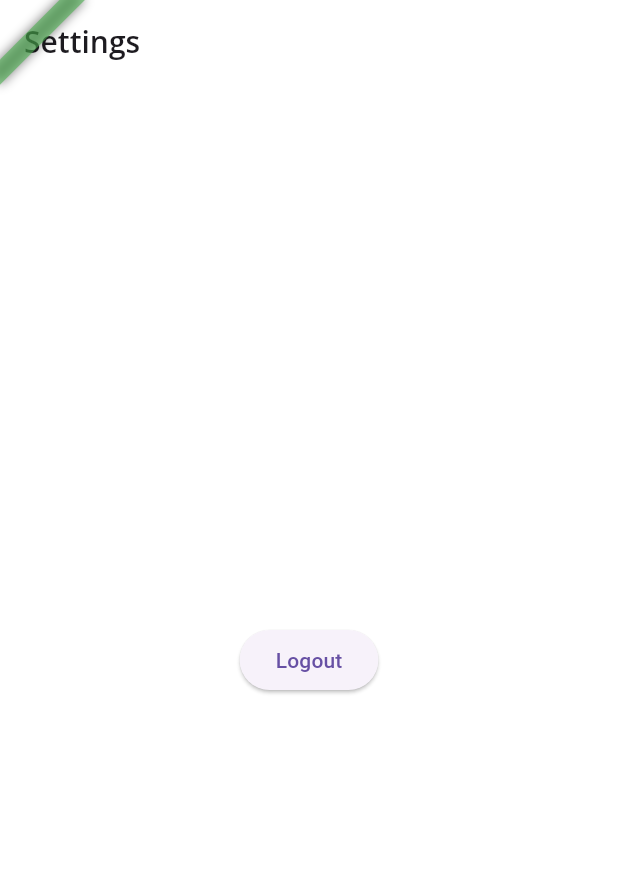
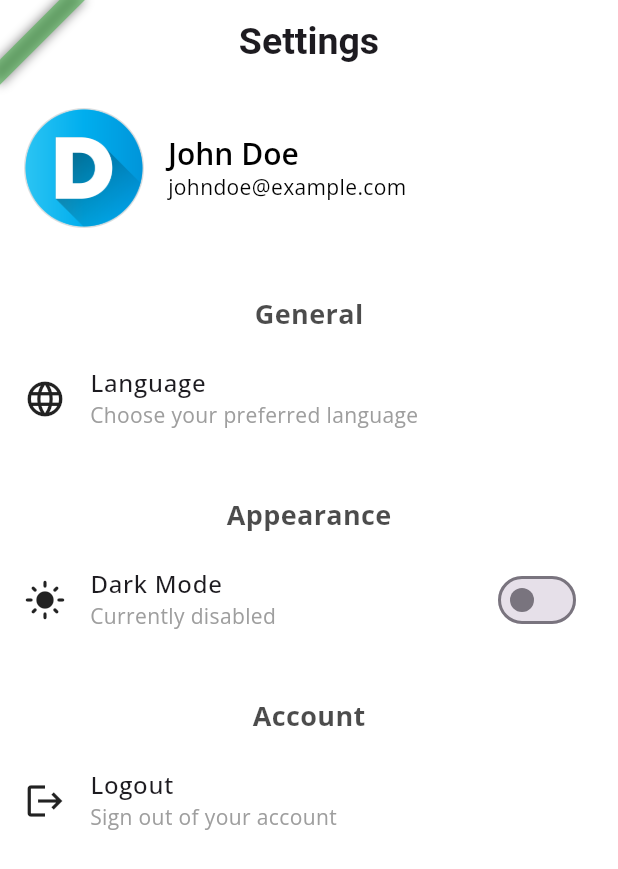
Before and after one commit to majharul-islam181/LRL-Shopping, a Flutter app: the SettingsPage screen opened directly, on a phone screen of 412 x 824 dp. Shown: the top 869 px of the screen. Run offline on Flutter 3.47's test engine with Material 3 defaults, Android fonts, the phone set to English and light mode, and no system bars; our stand-ins replace dartz, dio, easy_localization, equatable, firebase_core, firebase_crashlytics and 5 more; accounts and stored records are empty; Roboto replaces fonts that are missing (Muli).

Commit message:
feat: theming & logout functionality

```diff
--- a/lib/app/app.dart
+++ b/lib/app/app.dart
@@ -1,6 +1,7 @@
 import 'package:flutter/material.dart';
 import 'package:easy_localization/easy_localization.dart' as el;
 import 'package:flutter_bloc/flutter_bloc.dart';
+import 'package:lrl_shopping/core/blocs/theme_cubit.dart';
 import 'package:lrl_shopping/feature/auth/presentation/pages/splash_page.dart';
 import '../core/theme/theme.dart';
 import '../feature/auth/presentation/cubit/login_cubit.dart';
@@ -20,8 +21,13 @@
         BlocProvider<LoginCubit>(
           create: (_) => di.sl<LoginCubit>(),
         ),
+          BlocProvider<ThemeCubit>(
+          create: (_) => ThemeCubit(),
+        ),
       ],
-      child: Builder(
+      child: BlocBuilder<ThemeCubit, ThemeData>(
+        builder: (context, theme) {
+          return Builder(
               builder: (context) {
                 return Directionality(
                   textDirection: ui.TextDirection.ltr,
@@ -29,14 +35,16 @@
                     child: MaterialApp(
                       debugShowCheckedModeBanner: false,
                       title: Flavors.title,
-                theme: AppTheme.lightTheme,
-                darkTheme: AppTheme.darkTheme,
+                      theme: theme,
+                      // darkTheme: AppTheme.darkTheme,
                       locale: context.locale,
                       supportedLocales: context.supportedLocales,
                       localizationsDelegates: context.localizationDelegates,
                       home: const SplashScreen(),
                     ),
                   ),
+                );
+              },
             );
         },
       ),
--- /dev/null
+++ b/lib/core/blocs/theme_cubit.dart
@@ -0,0 +1,27 @@
+import 'package:flutter/material.dart';
+import 'package:flutter_bloc/flutter_bloc.dart';
+import 'package:lrl_shopping/core/theme/theme.dart';
+import 'package:shared_preferences/shared_preferences.dart';
+
+
+class ThemeCubit extends Cubit<ThemeData> {
+  ThemeCubit() : super(AppTheme.lightTheme) {
+    _loadTheme();
+  }
+
+  /// Loads theme preference from SharedPreferences
+  Future<void> _loadTheme() async {
+    final prefs = await SharedPreferences.getInstance();
+    bool isDarkMode = prefs.getBool("isDarkMode") ?? false;
+    emit(isDarkMode ? AppTheme.darkTheme : AppTheme.lightTheme);
+  }
+
+  /// Toggles theme and saves preference
+  Future<void> toggleTheme() async {
+    final prefs = await SharedPreferences.getInstance();
+    bool isDarkMode = state.brightness == Brightness.dark;
+    ThemeData newTheme = isDarkMode ? AppTheme.lightTheme : AppTheme.darkTheme;
+    await prefs.setBool("isDarkMode", !isDarkMode);
+    emit(newTheme);
+  }
+}
--- a/lib/feature/home/presentation/pages/dashboard_page.dart
+++ b/lib/feature/home/presentation/pages/dashboard_page.dart
@@ -4,7 +4,7 @@
 import 'package:lrl_shopping/feature/auth/domain/entites/user.dart';
 
 class DashboardPage extends StatelessWidget {
-  final User user; // ✅ Receive user data from HomeBottomNavBar
+  final User user;
 
   const DashboardPage({super.key, required this.user});
 
@@ -18,7 +18,7 @@
           crossAxisAlignment: CrossAxisAlignment.start,
           children: [
             Text(
-              LocaleKeys.title.tr(), // ✅ Uses translation
+              LocaleKeys.title.tr(),
               style: const TextStyle(fontSize: 24, fontWeight: FontWeight.bold),
             ),
             const SizedBox(height: 10),
--- a/lib/feature/home/presentation/pages/setting_page.dart
+++ b/lib/feature/home/presentation/pages/setting_page.dart
@@ -1,19 +1,106 @@
 import 'package:flutter/material.dart';
+import 'package:flutter_bloc/flutter_bloc.dart';
 import 'package:easy_localization/easy_localization.dart';
-import 'package:flutter_bloc/flutter_bloc.dart';
+import 'package:google_fonts/google_fonts.dart';
 import 'package:lrl_shopping/feature/auth/presentation/cubit/login_cubit.dart';
+import 'package:lrl_shopping/feature/home/presentation/pages/widgets/setting_title.dart';
+import '../../../../core/blocs/theme_cubit.dart';
 
 class SettingsPage extends StatelessWidget {
   const SettingsPage({super.key});
-
   @override
   Widget build(BuildContext context) {
+    final iconColor = Theme.of(context).iconTheme.color;
     return Scaffold(
-      appBar: AppBar(title: Text("Settings".tr())),
-      body: Center(
-        child: ElevatedButton(
-          onPressed: () => context.read<LoginCubit>().logoutUser(),
-          child: const Text("Logout"),
+      appBar: AppBar(
+        title: Text(
+          "Settings".tr(),
+          style: GoogleFonts.roboto(fontSize: 25),
+        ),
+        centerTitle: true,
+        backgroundColor: Theme.of(context).appBarTheme.backgroundColor,
+      ),
+      body: Column(
+        children: [
+          Container(
+            padding: const EdgeInsets.all(16.0),
+            color: Theme.of(context).scaffoldBackgroundColor,
+            child: Row(
+              children: [
+                CircleAvatar(
+                  radius: 40,
+                  backgroundColor: Colors.grey.shade300,
+                  backgroundImage:
+                      const AssetImage("assets/icons/dev-icon.png"),
+                ),
+                const SizedBox(width: 16),
+                Column(
+                  crossAxisAlignment: CrossAxisAlignment.start,
+                  children: [
+                    Text("John Doe",
+                        style: Theme.of(context).textTheme.headlineMedium),
+                    Text("johndoe@example.com",
+                        style: Theme.of(context).textTheme.bodyMedium),
+                  ],
+                ),
+              ],
+            ),
+          ),
+          const SizedBox(height: 20),
+          _buildSectionTitle("General".tr(), context),
+          SettingsTile(
+            icon: Icons.language,
+            title: "Language".tr(),
+            subtitle: "Choose your preferred language".tr(),
+            onTap: () {},
+            iconColor: iconColor,
+          ),
+          const SizedBox(height: 20),
+          _buildSectionTitle("Appearance".tr(), context),
+          BlocBuilder<ThemeCubit, ThemeData>(
+            builder: (context, theme) {
+              return SettingsTile(
+                icon: theme.brightness == Brightness.dark
+                    ? Icons.dark_mode
+                    : Icons.light_mode,
+                title: "Dark Mode".tr(),
+                subtitle: theme.brightness == Brightness.dark
+                    ? "Currently enabled".tr()
+                    : "Currently disabled".tr(),
+                onTap: () => context.read<ThemeCubit>().toggleTheme(),
+                trailing: Switch(
+                  value: theme.brightness == Brightness.dark,
+                  onChanged: (value) {
+                    context.read<ThemeCubit>().toggleTheme();
+                  },
+                ),
+                iconColor: iconColor,
+              );
+            },
+          ),
+          const SizedBox(height: 20),
+          _buildSectionTitle("Account".tr(), context),
+          SettingsTile(
+            icon: Icons.logout,
+            title: "Logout".tr(),
+            subtitle: "Sign out of your account".tr(),
+            onTap: () => context.read<LoginCubit>().logoutUser(),
+            iconColor: iconColor,
+          ),
+        ],
+      ),
+    );
+  }
+
+  Widget _buildSectionTitle(String title, BuildContext context) {
+    return Padding(
+      padding: const EdgeInsets.symmetric(horizontal: 16, vertical: 8),
+      child: Text(
+        title,
+        style: TextStyle(
+          fontSize: 18,
+          fontWeight: FontWeight.bold,
+          color: Theme.of(context).textTheme.bodyLarge!.color?.withOpacity(0.7),
         ),
       ),
     );
--- /dev/null
+++ b/lib/feature/home/presentation/pages/widgets/setting_title.dart
@@ -0,0 +1,31 @@
+import 'package:flutter/material.dart';
+
+class SettingsTile extends StatelessWidget {
+  final IconData icon;
+  final String title;
+  final String? subtitle;
+  final VoidCallback onTap;
+  final Widget? trailing;
+  final Color? iconColor;
+
+  const SettingsTile({
+    super.key,
+    required this.icon,
+    required this.title,
+    this.subtitle,
+    required this.onTap,
+    this.trailing,
+    this.iconColor,
+  });
+
+  @override
+  Widget build(BuildContext context) {
+    return ListTile(
+     leading: Icon(icon, size: 28, color: iconColor ?? Theme.of(context).iconTheme.color),
+      title: Text(title, style: const TextStyle(fontSize: 16, fontWeight: FontWeight.w500)),
+      subtitle: subtitle != null ? Text(subtitle!, style: const TextStyle(fontSize: 14, color: Colors.grey)) : null,
+      trailing: trailing,
+      onTap: onTap,
+    );
+  }
+}
```
Lines whose indentation alone changed are shown as unchanged.
